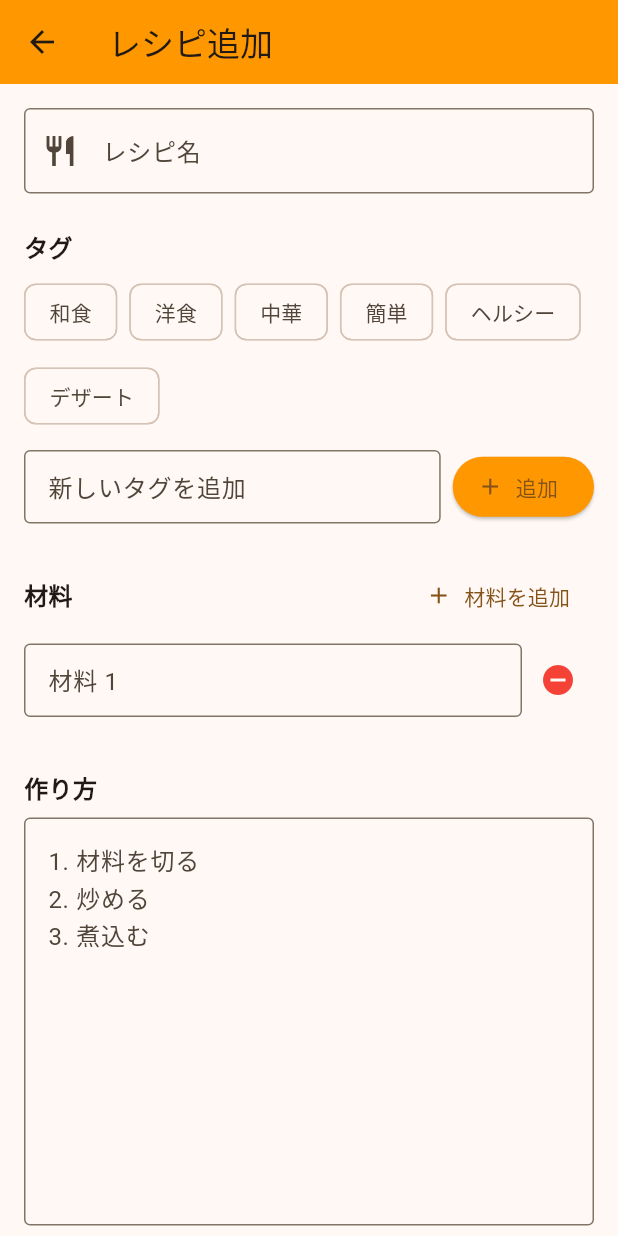
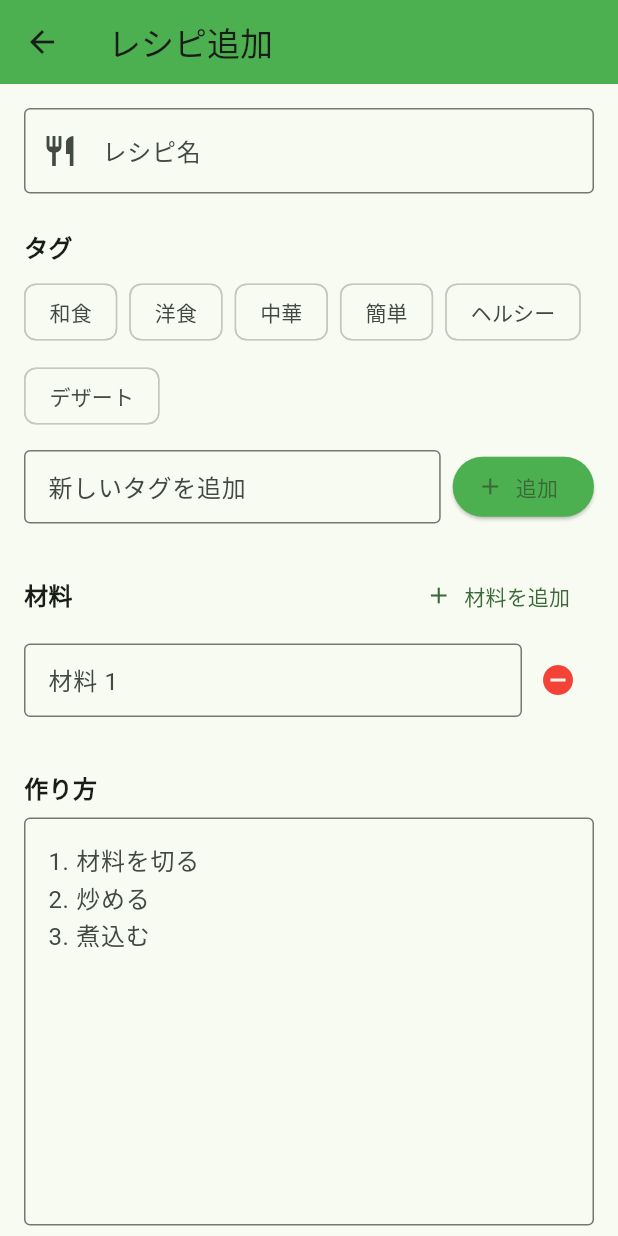
Before and after one commit to Ryosuke02214869/recipe_app, a Flutter app: the screen it shows after launch, after a tap on the "add" icon, on a phone screen of 412 x 824 dp. Run offline on Flutter 3.47's test engine with Material 3 defaults, Android fonts, the phone set to English and light mode, and no system bars.

Commit message:
Update color scheme to new design system
- Main color (background): #FFFFFF
- Base color (text/elements): #333333
- Accent color 1 (emphasis): #4CAF50 (green)
- Accent color 2 (sub): #2196F3 (blue)

Changes:
- Updated theme seed color from orange to green (#4CAF50)
- Changed all AppBar backgrounds to green
- Updated all primary buttons (FAB, Save, Add Tag) to green
- Changed FilterChip and Chip backgrounds to green with transparency
- Updated text colors from grey to darker grey (#333333, #666666)
- Replaced color shades with transparent overlays for consistency

🤖 Generated with [Claude Code](https://claude.com/claude-code)

Co-Authored-By: Claude <noreply@anthropic.com>

```diff
--- a/lib/main.dart
+++ b/lib/main.dart
@@ -13,7 +13,7 @@ class MyApp extends StatelessWidget {
     return MaterialApp(
       title: 'レシピ保存アプリ',
       theme: ThemeData(
-        colorScheme: ColorScheme.fromSeed(seedColor: Colors.orange),
+        colorScheme: ColorScheme.fromSeed(seedColor: const Color(0xFF4CAF50)),
         useMaterial3: true,
       ),
       home: const HomeScreen(),
--- a/lib/screens/home_screen.dart
+++ b/lib/screens/home_screen.dart
@@ -98,7 +98,7 @@ class _HomeScreenState extends State<HomeScreen> {
     return Scaffold(
       appBar: AppBar(
         title: const Text('レシピ一覧'),
-        backgroundColor: Colors.orange,
+        backgroundColor: const Color(0xFF4CAF50),
       ),
       body: Column(
         children: [
@@ -146,7 +146,7 @@ class _HomeScreenState extends State<HomeScreen> {
                     child: Text(
                       'レシピがありません\n+ボタンから追加してください',
                       textAlign: TextAlign.center,
-                      style: TextStyle(fontSize: 16, color: Colors.grey),
+                      style: TextStyle(fontSize: 16, color: Color(0xFF333333)),
                     ),
                   )
                 : ListView.builder(
@@ -194,7 +194,7 @@ class _HomeScreenState extends State<HomeScreen> {
                                   _formatDate(recipe.createdAt),
                                   style: const TextStyle(
                                     fontSize: 12,
-                                    color: Colors.grey,
+                                    color: Color(0xFF666666),
                                   ),
                                 ),
                               ),
@@ -239,7 +239,7 @@ class _HomeScreenState extends State<HomeScreen> {
             _addRecipe(result);
           }
         },
-        backgroundColor: Colors.orange,
+        backgroundColor: const Color(0xFF4CAF50),
         child: const Icon(Icons.add),
       ),
     );
--- a/lib/screens/recipe_form_screen.dart
+++ b/lib/screens/recipe_form_screen.dart
@@ -125,7 +125,7 @@ class _RecipeFormScreenState extends State<RecipeFormScreen> {
     return Scaffold(
       appBar: AppBar(
         title: Text(_isEditing ? 'レシピ編集' : 'レシピ追加'),
-        backgroundColor: Colors.orange,
+        backgroundColor: const Color(0xFF4CAF50),
       ),
       body: Form(
         key: _formKey,
@@ -165,7 +165,7 @@ class _RecipeFormScreenState extends State<RecipeFormScreen> {
                   label: Text(tag),
                   selected: _selectedTags.contains(tag),
                   onSelected: (_) => _toggleTag(tag),
-                  selectedColor: Colors.orange.shade200,
+                  selectedColor: const Color(0xFF4CAF50).withOpacity(0.3),
                 );
               }).toList(),
             ),
@@ -192,7 +192,7 @@ class _RecipeFormScreenState extends State<RecipeFormScreen> {
                   icon: const Icon(Icons.add),
                   label: const Text('追加'),
                   style: ElevatedButton.styleFrom(
-                    backgroundColor: Colors.orange,
+                    backgroundColor: const Color(0xFF4CAF50),
                   ),
                 ),
               ],
@@ -204,9 +204,9 @@ class _RecipeFormScreenState extends State<RecipeFormScreen> {
               Container(
                 padding: const EdgeInsets.all(12),
                 decoration: BoxDecoration(
-                  color: Colors.orange.shade50,
+                  color: const Color(0xFF4CAF50).withOpacity(0.1),
                   borderRadius: BorderRadius.circular(8),
-                  border: Border.all(color: Colors.orange.shade200),
+                  border: Border.all(color: const Color(0xFF4CAF50).withOpacity(0.3)),
                 ),
                 child: Column(
                   crossAxisAlignment: CrossAxisAlignment.start,
@@ -224,7 +224,7 @@ class _RecipeFormScreenState extends State<RecipeFormScreen> {
                           label: Text(tag),
                           deleteIcon: const Icon(Icons.close, size: 18),
                           onDeleted: () => _toggleTag(tag),
-                          backgroundColor: Colors.orange.shade100,
+                          backgroundColor: const Color(0xFF4CAF50).withOpacity(0.2),
                         );
                       }).toList(),
                     ),
@@ -310,7 +310,7 @@ class _RecipeFormScreenState extends State<RecipeFormScreen> {
             ElevatedButton(
               onPressed: _saveRecipe,
               style: ElevatedButton.styleFrom(
-                backgroundColor: Colors.orange,
+                backgroundColor: const Color(0xFF4CAF50),
                 padding: const EdgeInsets.symmetric(vertical: 16),
                 textStyle: const TextStyle(fontSize: 18),
               ),
```
Also changed, not shown: lib/screens/recipe_detail_screen.dart (+5 -5 lines).
